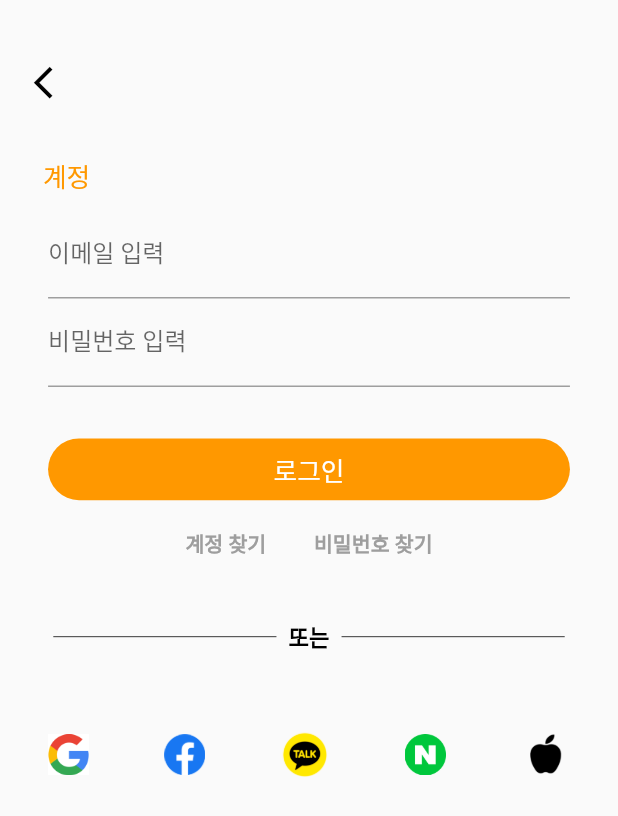
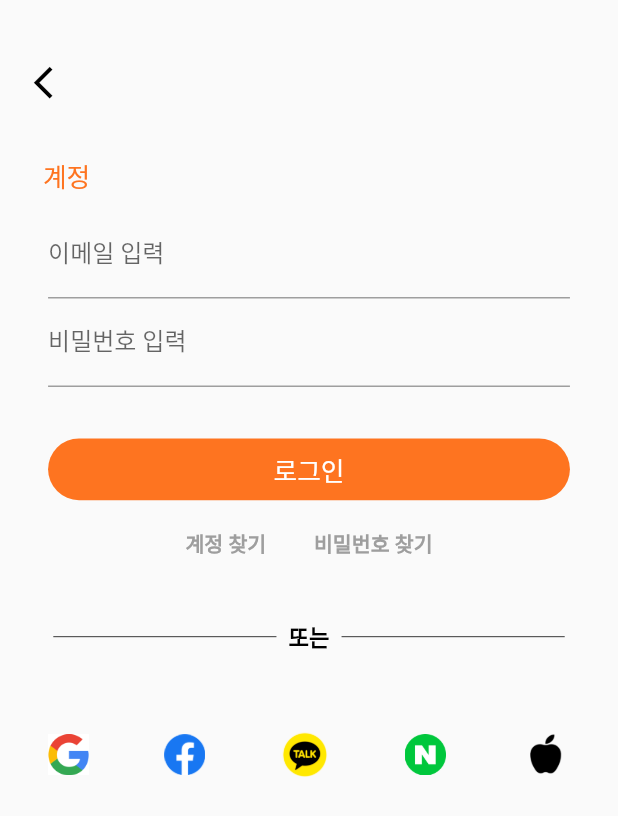
Before and after one commit to StudyingTimer/Flutter-StudyingTimer, a Flutter app: the screen it shows after launch, after a tap on "로그인", on a phone screen of 412 x 824 dp. Shown: the top 816 px of the screen. Run offline on Flutter 3.47's test engine with Material 2 defaults, Android fonts, the light colour scheme and no system bars; our stand-ins replace flutter_screenutil.

Commit message:
[UPDATE] color

```diff
--- a/studying_timer/lib/signup/login.dart
+++ b/studying_timer/lib/signup/login.dart
@@ -1,5 +1,6 @@
 import 'package:flutter/material.dart';
 import 'package:flutter_screenutil/flutter_screenutil.dart';
+import 'package:studying_timer/common/common.dart';
 
 class Login extends StatefulWidget {
   const Login({Key? key}) : super(key: key);
@@ -54,7 +55,7 @@ class _LoginState extends State<Login> {
                 padding: EdgeInsets.only(left: 25.w),
                 child: Text(
                   "계정",
-                  style: TextStyle(fontSize: 15.sp, color: Colors.orange),
+                  style: TextStyle(fontSize: 15.sp, color: CommonColor.orange),
                 ),
               ),
               Padding(
@@ -96,10 +97,12 @@ class _LoginState extends State<Login> {
               Padding(
                 padding: EdgeInsets.only(top: 30.h, left: 28.w, right: 28.w),
                 child: ElevatedButton(
-                  onPressed: () {},
+                  onPressed: () {
+
+                  },
                   style: ElevatedButton.styleFrom(
                     elevation: 0,
-                    primary: Colors.orange,
+                    primary: CommonColor.orange,
                     minimumSize: Size(double.infinity, 40.h),
                     shape: RoundedRectangleBorder(
                         borderRadius: BorderRadius.circular(25.h)),
```
